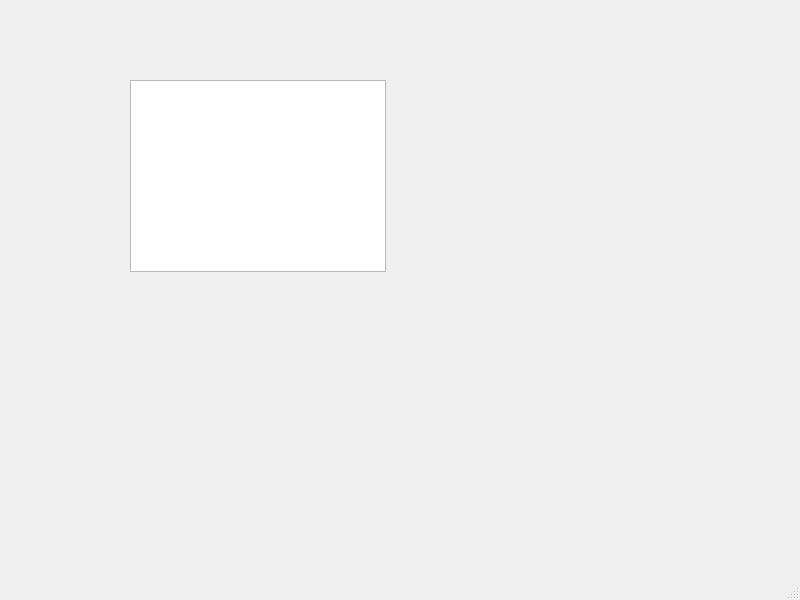
Old version of the form ui/schedule.ui in the repository flexyw1be/DentalProject.
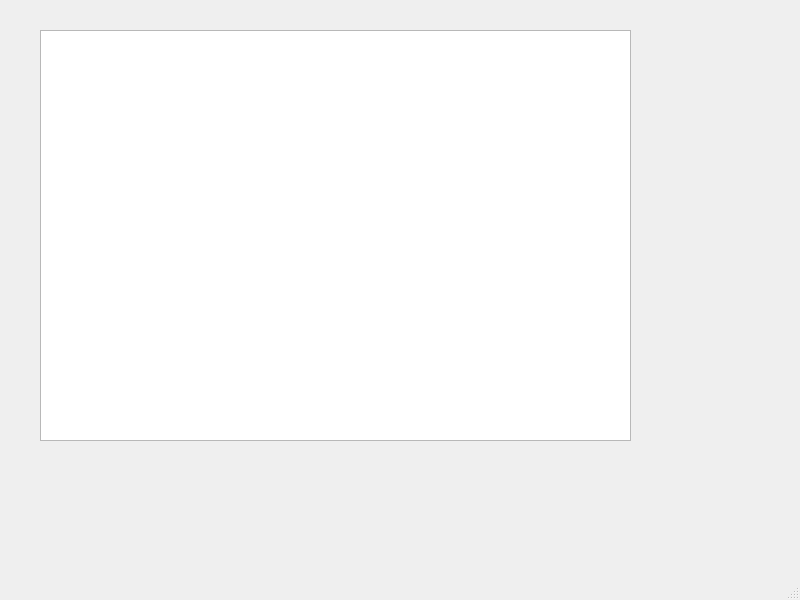
New version of the form.

```diff
--- a/ui/schedule.ui
+++ b/ui/schedule.ui
@@ -14,15 +14,20 @@
    <string>MainWindow</string>
   </property>
   <widget class="QWidget" name="centralwidget">
-   <widget class="QTableView" name="tableView">
+   <widget class="QListWidget" name="list_widget">
     <property name="geometry">
      <rect>
-      <x>130</x>
-      <y>80</y>
-      <width>256</width>
-      <height>192</height>
+      <x>40</x>
+      <y>30</y>
+      <width>591</width>
+      <height>411</height>
      </rect>
     </property>
+    <property name="font">
+     <font>
+      <pointsize>11</pointsize>
+     </font>
+    </property>
    </widget>
   </widget>
   <widget class="QMenuBar" name="menubar">
```
